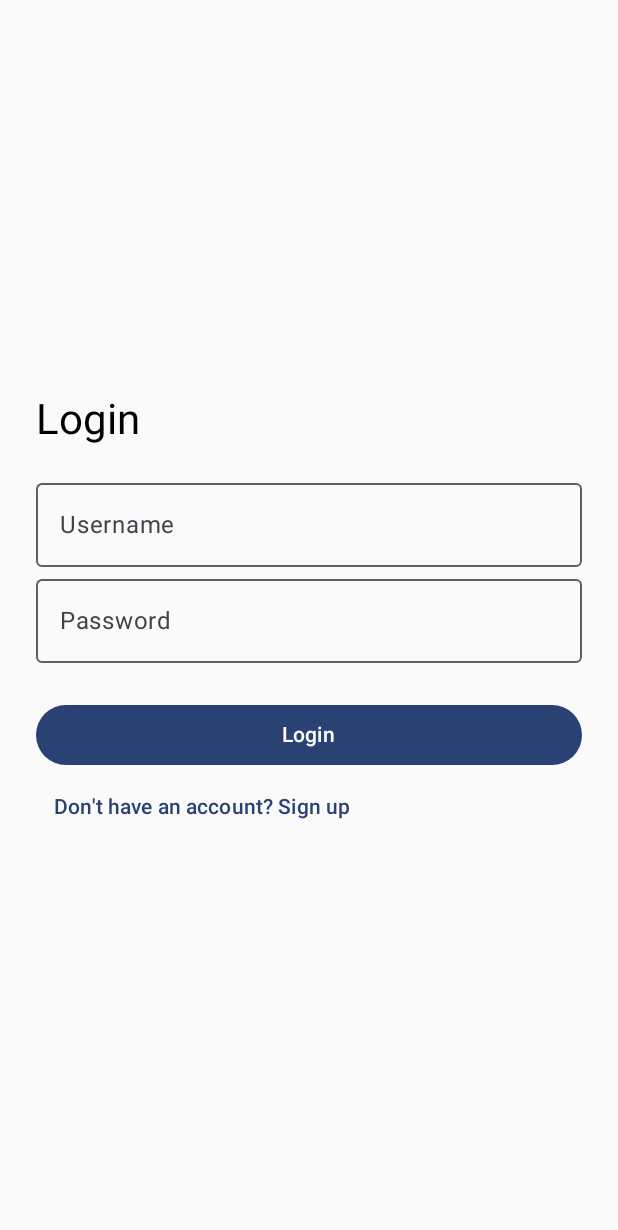
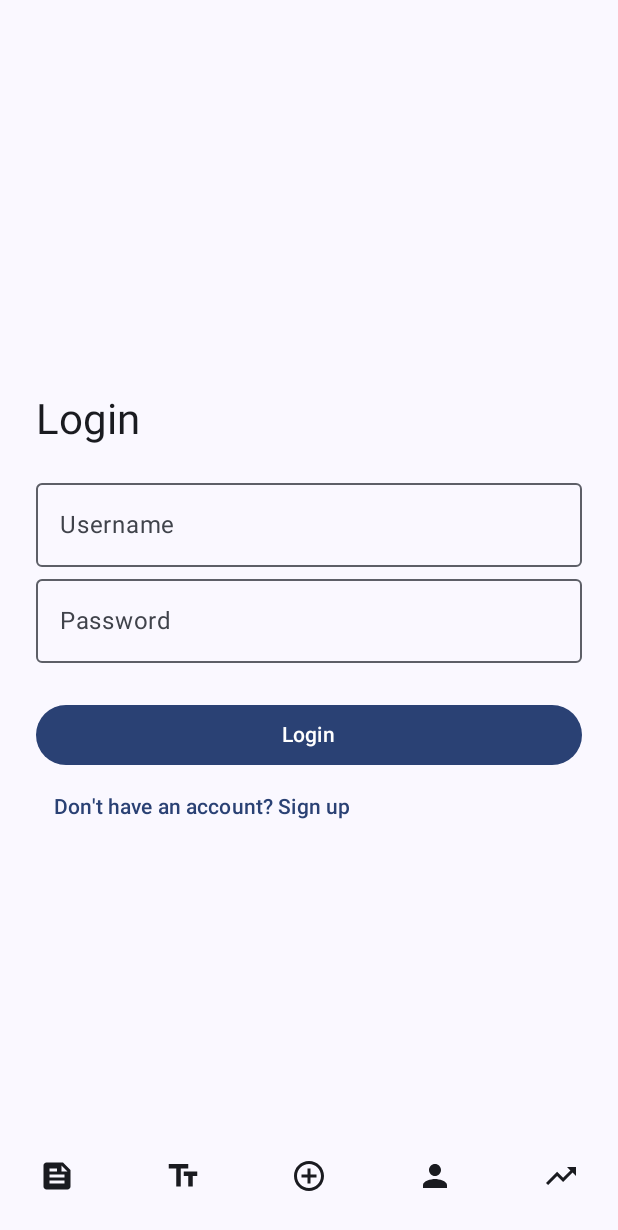
Before and after one commit to Cos229-239/2025_09_Team4, an Android app built with Jetpack Compose: the screen it shows after launch (MainActivity), on a phone screen of 412 x 824 dp. Shown: the top 1230 px of the screen. Run offline under Robolectric (Android 15) with nearby library versions, the phone set to English and light mode, and no system bars.

Commit message:
Added basic layouts for each screen. Adjusted nav controller to take in a padding parameter. Adjusted main activity to include a scaffold and bottom bar.

```diff
--- a/app/src/main/java/com/kodeco/memeverse/MainActivity.kt
+++ b/app/src/main/java/com/kodeco/memeverse/MainActivity.kt
@@ -4,7 +4,11 @@ import android.os.Bundle
 import androidx.activity.ComponentActivity
 import androidx.activity.compose.setContent
 import androidx.activity.enableEdgeToEdge
+import androidx.compose.material3.MaterialTheme
+import androidx.compose.material3.Scaffold
+import androidx.compose.material3.Surface
 import androidx.navigation.compose.rememberNavController
+import com.kodeco.memeverse.composables.BottomNavigationBar
 import com.kodeco.memeverse.navigation.AppNavHost
 import com.kodeco.memeverse.ui.theme.MemeVerseTheme
 
@@ -15,7 +19,15 @@ class MainActivity : ComponentActivity() {
         setContent {
             MemeVerseTheme {
                 val navController = rememberNavController()
-                AppNavHost(navController)
+                Surface(color = MaterialTheme.colorScheme.background) {
+                    Scaffold(
+                        bottomBar = { BottomNavigationBar(navController = navController) },
+                        content = { padding ->
+                            // Nav host: where screens are placed
+                            AppNavHost(navController = navController, padding = padding)
+                        }
+                    )
+                }
             }
 
                 }
--- /dev/null
+++ b/app/src/main/java/com/kodeco/memeverse/composables/BottomNavigationBar.kt
@@ -0,0 +1,53 @@
+package com.kodeco.memeverse.composables
+
+import androidx.compose.material3.Icon
+import androidx.compose.material3.MaterialTheme
+import androidx.compose.material3.NavigationBar
+import androidx.compose.material3.NavigationBarItem
+import androidx.compose.material3.NavigationBarItemDefaults
+import androidx.compose.material3.Text
+import androidx.compose.runtime.Composable
+import androidx.compose.ui.tooling.preview.Preview
+import androidx.navigation.NavController
+import androidx.navigation.compose.currentBackStackEntryAsState
+import androidx.navigation.compose.rememberNavController
+import com.kodeco.memeverse.models.Constants
+
+@Composable
+fun BottomNavigationBar(navController: NavController) {
+    NavigationBar(containerColor = MaterialTheme.colorScheme.background) {
+        // Observe the backstack
+        val navBackStackEntry = navController.currentBackStackEntryAsState()
+        // Observe the current route to change the icon color and label color when navigated
+        val currentRoute = navBackStackEntry.value?.destination?.route
+        Constants.BottomNavItems.forEach { navItem ->
+            NavigationBarItem(
+                selected = currentRoute == navItem.route,
+                // Navigate to the route on click
+                onClick = {
+                    navController.navigate(navItem.route)
+                },
+                // Icon of nav item
+                icon = {
+                    Icon(imageVector = navItem.icon, contentDescription = navItem.label)
+                },
+                label = {
+                    Text(text = navItem.label)
+                },
+                alwaysShowLabel = false,
+                colors = NavigationBarItemDefaults.colors(
+                    selectedIconColor = MaterialTheme.colorScheme.surface,
+                    unselectedIconColor = MaterialTheme.colorScheme.onBackground,
+                    selectedTextColor = MaterialTheme.colorScheme.surface,
+                    indicatorColor = MaterialTheme.colorScheme.primary
+                )
+            )
+        }
+    }
+}
+
+@Preview
+@Composable
+fun BottomNavigationBarPreview() {
+    BottomNavigationBar(navController = rememberNavController())
+}
--- a/app/src/main/java/com/kodeco/memeverse/composables/TopAppBar.kt
+++ b/app/src/main/java/com/kodeco/memeverse/composables/TopAppBar.kt
@@ -42,7 +42,7 @@ fun TopAppBar() {
                         Icon(
                             imageVector = Icons.Filled.Notifications,
                             contentDescription = "Notifications",
-                            tint = MaterialTheme.colorScheme.surface
+                            tint = MaterialTheme.colorScheme.onPrimary
                         )
                     }
                 },
--- a/app/src/main/java/com/kodeco/memeverse/navigation/AppNavHost.kt
+++ b/app/src/main/java/com/kodeco/memeverse/navigation/AppNavHost.kt
@@ -1,5 +1,6 @@
 package com.kodeco.memeverse.navigation
 
+import androidx.compose.foundation.layout.PaddingValues
 import androidx.compose.runtime.Composable
 import androidx.navigation.NavHostController
 import androidx.navigation.compose.NavHost
@@ -14,7 +15,7 @@ import com.kodeco.memeverse.screens.SignupScreen
 import com.kodeco.memeverse.screens.TrendingScreen
 
 @Composable
-fun AppNavHost(navController: NavHostController) {
+fun AppNavHost(navController: NavHostController, padding: PaddingValues) {
     NavHost(navController = navController, startDestination = "login") {
         composable("login") { LoginScreen(navController) }
         composable("signup") { SignupScreen(navController) }
--- a/app/src/main/java/com/kodeco/memeverse/screens/AddScreen.kt
+++ b/app/src/main/java/com/kodeco/memeverse/screens/AddScreen.kt
@@ -10,7 +10,6 @@ import androidx.compose.ui.Alignment
 import androidx.compose.ui.Modifier
 import androidx.compose.ui.graphics.Color
 import androidx.compose.ui.tooling.preview.Preview
-import androidx.navigation.NavHost
 import androidx.navigation.NavHostController
 import androidx.navigation.compose.rememberNavController
 
--- a/app/src/main/java/com/kodeco/memeverse/ui/theme/Color.kt
+++ b/app/src/main/java/com/kodeco/memeverse/ui/theme/Color.kt
@@ -9,3 +9,7 @@ val Pink80 = Color(0xFFEFB8C8)
 val BluePrimary = Color(0xFF5CB9FF)
 val PurpleGrey40 = Color(0xFF625b71)
 val Pink40 = Color(0xFF7D5260)
+
+val black = Color(0xFF000000)
+
+val white = Color(0xFFFFFFFF)
--- a/app/src/main/java/com/kodeco/memeverse/ui/theme/Theme.kt
+++ b/app/src/main/java/com/kodeco/memeverse/ui/theme/Theme.kt
@@ -13,13 +13,17 @@ import androidx.compose.ui.platform.LocalContext
 private val DarkColorScheme = darkColorScheme(
     primary = BluePrimary,
     secondary = PurpleGrey80,
-    tertiary = Pink80
+    tertiary = Pink80,
+    surface = black,
+    onPrimary = white
 )
 
 private val LightColorScheme = lightColorScheme(
     primary = BluePrimary,
     secondary = PurpleGrey40,
-    tertiary = Pink40
+    tertiary = Pink40,
+    surface = black,
+    onPrimary = white
 
     /* Other default colors to override
     background = Color(0xFFFFFBFE),
```
